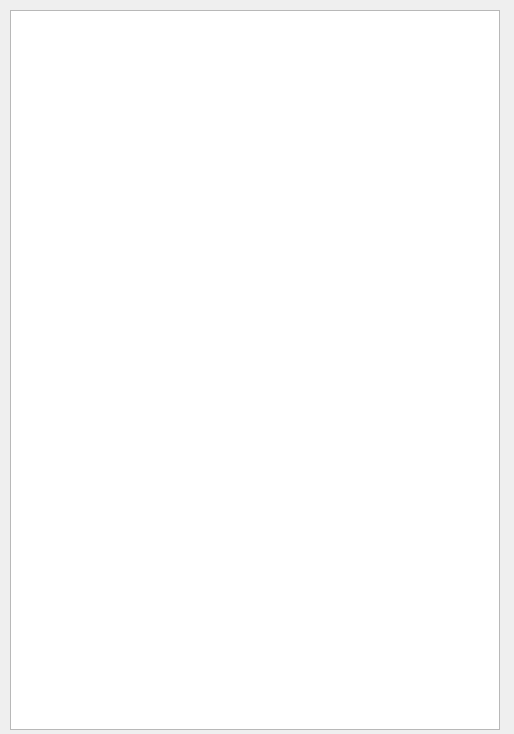
This is ui/FormDebug.ui in Pitrick3141/RogueLifePy as Qt 5 draws it before an edit. The edited form follows.
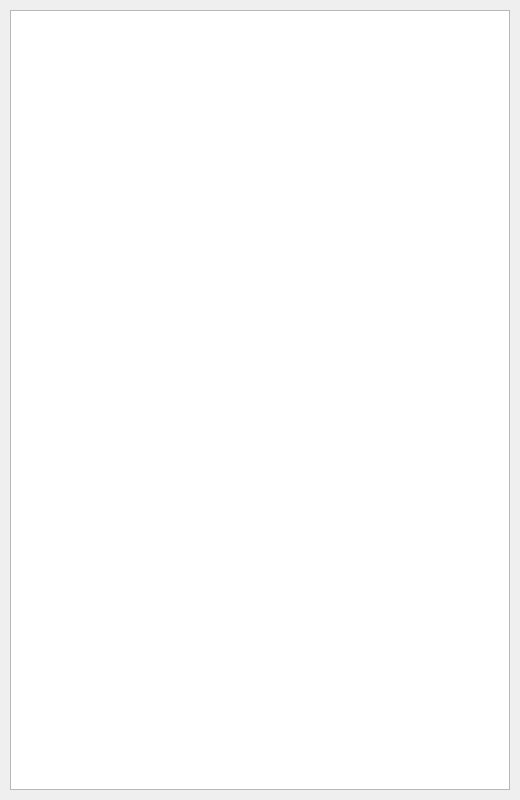
This is the edited form.

```diff
--- a/ui/FormDebug.ui
+++ b/ui/FormDebug.ui
@@ -6,20 +6,20 @@
    <rect>
     <x>0</x>
     <y>0</y>
-    <width>514</width>
-    <height>734</height>
+    <width>520</width>
+    <height>800</height>
    </rect>
   </property>
   <property name="minimumSize">
    <size>
-    <width>514</width>
-    <height>734</height>
+    <width>520</width>
+    <height>800</height>
    </size>
   </property>
   <property name="maximumSize">
    <size>
-    <width>514</width>
-    <height>734</height>
+    <width>520</width>
+    <height>800</height>
    </size>
   </property>
   <property name="windowTitle">
@@ -30,20 +30,20 @@
     <rect>
      <x>10</x>
      <y>10</y>
-     <width>490</width>
-     <height>720</height>
+     <width>500</width>
+     <height>780</height>
     </rect>
    </property>
    <property name="minimumSize">
     <size>
-     <width>490</width>
-     <height>720</height>
+     <width>500</width>
+     <height>780</height>
     </size>
    </property>
    <property name="maximumSize">
     <size>
-     <width>490</width>
-     <height>720</height>
+     <width>500</width>
+     <height>780</height>
     </size>
    </property>
   </widget>
```
